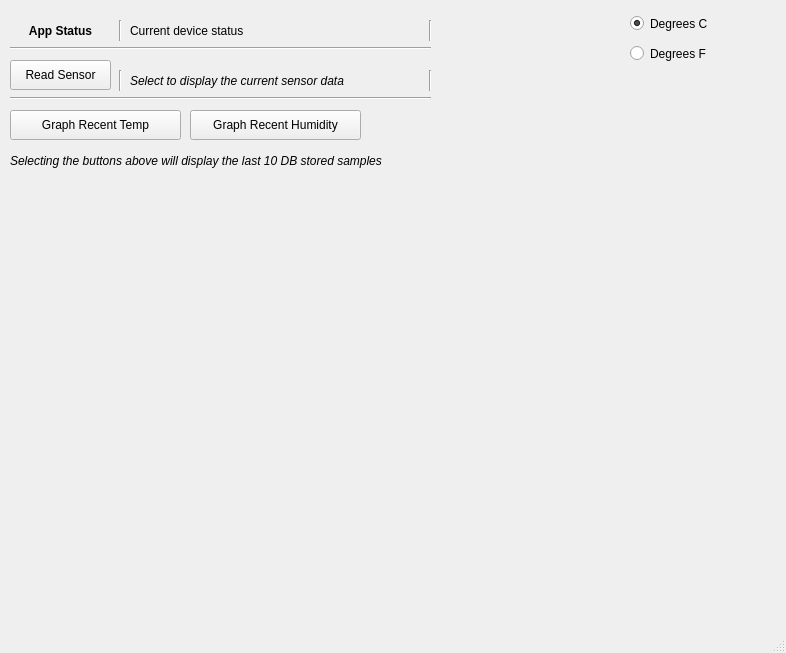
Old version of the form project1.ui in the repository ibelingb/ecen5783_projects.
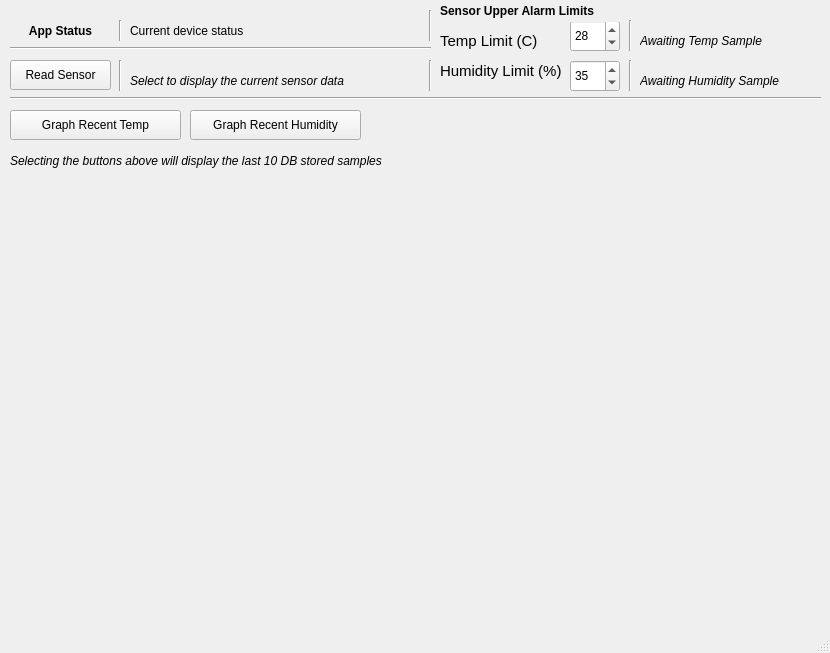
New version of the form.

Commit message: Added feature to check Temp/humidity limits based on SpinLevels set in GUI. Limit text updated based on latest read senors data (either from timer or button press).

```diff
--- a/project1.ui
+++ b/project1.ui
@@ -6,7 +6,7 @@
    <rect>
     <x>0</x>
     <y>0</y>
-    <width>786</width>
+    <width>830</width>
     <height>653</height>
    </rect>
   </property>
@@ -27,38 +27,6 @@
      <string>Read Sensor</string>
     </property>
    </widget>
-   <widget class="QRadioButton" name="radioButton">
-    <property name="geometry">
-     <rect>
-      <x>630</x>
-      <y>40</y>
-      <width>119</width>
-      <height>27</height>
-     </rect>
-    </property>
-    <property name="text">
-     <string>Degrees F</string>
-    </property>
-    <property name="checked">
-     <bool>false</bool>
-    </property>
-   </widget>
-   <widget class="QRadioButton" name="radioButton_2">
-    <property name="geometry">
-     <rect>
-      <x>630</x>
-      <y>10</y>
-      <width>119</width>
-      <height>27</height>
-     </rect>
-    </property>
-    <property name="text">
-     <string>Degrees C</string>
-    </property>
-    <property name="checked">
-     <bool>true</bool>
-    </property>
-   </widget>
    <widget class="QPushButton" name="GraphHumidityButton">
     <property name="geometry">
      <rect>
@@ -176,7 +144,7 @@
      <rect>
       <x>10</x>
       <y>90</y>
-      <width>421</width>
+      <width>811</width>
       <height>16</height>
      </rect>
     </property>
@@ -201,9 +169,9 @@
     <property name="geometry">
      <rect>
       <x>110</x>
-      <y>70</y>
+      <y>60</y>
       <width>20</width>
-      <height>21</height>
+      <height>31</height>
      </rect>
     </property>
     <property name="orientation">
@@ -232,9 +200,9 @@
     <property name="geometry">
      <rect>
       <x>420</x>
-      <y>20</y>
+      <y>10</y>
       <width>20</width>
-      <height>21</height>
+      <height>31</height>
      </rect>
     </property>
     <property name="orientation">
@@ -245,13 +213,223 @@
     <property name="geometry">
      <rect>
       <x>420</x>
+      <y>60</y>
+      <width>20</width>
+      <height>31</height>
+     </rect>
+    </property>
+    <property name="orientation">
+     <enum>Qt::Vertical</enum>
+    </property>
+   </widget>
+   <widget class="QSpinBox" name="TempLimitSpinBox">
+    <property name="geometry">
+     <rect>
+      <x>570</x>
+      <y>20</y>
+      <width>50</width>
+      <height>32</height>
+     </rect>
+    </property>
+    <property name="minimum">
+     <number>-50</number>
+    </property>
+    <property name="maximum">
+     <number>50</number>
+    </property>
+    <property name="value">
+     <number>28</number>
+    </property>
+   </widget>
+   <widget class="QLabel" name="label_2">
+    <property name="geometry">
+     <rect>
+      <x>440</x>
+      <y>0</y>
+      <width>201</width>
+      <height>22</height>
+     </rect>
+    </property>
+    <property name="font">
+     <font>
+      <weight>75</weight>
+      <bold>true</bold>
+     </font>
+    </property>
+    <property name="autoFillBackground">
+     <bool>true</bool>
+    </property>
+    <property name="frameShape">
+     <enum>QFrame::NoFrame</enum>
+    </property>
+    <property name="frameShadow">
+     <enum>QFrame::Sunken</enum>
+    </property>
+    <property name="lineWidth">
+     <number>1</number>
+    </property>
+    <property name="text">
+     <string>Sensor Upper Alarm Limits</string>
+    </property>
+    <property name="alignment">
+     <set>Qt::AlignLeading|Qt::AlignLeft|Qt::AlignVCenter</set>
+    </property>
+   </widget>
+   <widget class="QLabel" name="label_3">
+    <property name="geometry">
+     <rect>
+      <x>440</x>
+      <y>30</y>
+      <width>121</width>
+      <height>22</height>
+     </rect>
+    </property>
+    <property name="font">
+     <font>
+      <pointsize>11</pointsize>
+      <weight>50</weight>
+      <bold>false</bold>
+     </font>
+    </property>
+    <property name="autoFillBackground">
+     <bool>true</bool>
+    </property>
+    <property name="frameShape">
+     <enum>QFrame::NoFrame</enum>
+    </property>
+    <property name="frameShadow">
+     <enum>QFrame::Sunken</enum>
+    </property>
+    <property name="lineWidth">
+     <number>1</number>
+    </property>
+    <property name="text">
+     <string>Temp Limit (C)</string>
+    </property>
+    <property name="alignment">
+     <set>Qt::AlignLeading|Qt::AlignLeft|Qt::AlignVCenter</set>
+    </property>
+   </widget>
+   <widget class="QLabel" name="label_4">
+    <property name="geometry">
+     <rect>
+      <x>440</x>
+      <y>60</y>
+      <width>121</width>
+      <height>22</height>
+     </rect>
+    </property>
+    <property name="font">
+     <font>
+      <pointsize>11</pointsize>
+      <weight>50</weight>
+      <bold>false</bold>
+     </font>
+    </property>
+    <property name="autoFillBackground">
+     <bool>true</bool>
+    </property>
+    <property name="frameShape">
+     <enum>QFrame::NoFrame</enum>
+    </property>
+    <property name="frameShadow">
+     <enum>QFrame::Sunken</enum>
+    </property>
+    <property name="lineWidth">
+     <number>1</number>
+    </property>
+    <property name="text">
+     <string>Humidity Limit (%)</string>
+    </property>
+    <property name="alignment">
+     <set>Qt::AlignLeading|Qt::AlignLeft|Qt::AlignVCenter</set>
+    </property>
+   </widget>
+   <widget class="QSpinBox" name="HumidLimitSpinBox">
+    <property name="geometry">
+     <rect>
+      <x>570</x>
+      <y>60</y>
+      <width>50</width>
+      <height>32</height>
+     </rect>
+    </property>
+    <property name="minimum">
+     <number>0</number>
+    </property>
+    <property name="maximum">
+     <number>100</number>
+    </property>
+    <property name="value">
+     <number>35</number>
+    </property>
+   </widget>
+   <widget class="Line" name="line_7">
+    <property name="geometry">
+     <rect>
+      <x>620</x>
+      <y>60</y>
+      <width>20</width>
+      <height>31</height>
+     </rect>
+    </property>
+    <property name="orientation">
+     <enum>Qt::Vertical</enum>
+    </property>
+   </widget>
+   <widget class="Line" name="line_8">
+    <property name="geometry">
+     <rect>
+      <x>620</x>
+      <y>20</y>
+      <width>20</width>
+      <height>31</height>
+     </rect>
+    </property>
+    <property name="orientation">
+     <enum>Qt::Vertical</enum>
+    </property>
+   </widget>
+   <widget class="QLabel" name="TempLimitStatus">
+    <property name="geometry">
+     <rect>
+      <x>640</x>
+      <y>30</y>
+      <width>181</width>
+      <height>22</height>
+     </rect>
+    </property>
+    <property name="font">
+     <font>
+      <italic>true</italic>
+     </font>
+    </property>
+    <property name="midLineWidth">
+     <number>0</number>
+    </property>
+    <property name="text">
+     <string>Awaiting Temp Sample</string>
+    </property>
+   </widget>
+   <widget class="QLabel" name="HumidLimitStatus">
+    <property name="geometry">
+     <rect>
+      <x>640</x>
       <y>70</y>
-      <width>20</width>
-      <height>21</height>
+      <width>181</width>
+      <height>22</height>
      </rect>
     </property>
-    <property name="orientation">
-     <enum>Qt::Vertical</enum>
+    <property name="font">
+     <font>
+      <italic>true</italic>
+     </font>
+    </property>
+    <property name="midLineWidth">
+     <number>0</number>
+    </property>
+    <property name="text">
+     <string>Awaiting Humidity Sample</string>
     </property>
    </widget>
   </widget>
```
Left out of the diff: 2 changed lines with no effect on the pictures. The commit also changes 5 other files.
